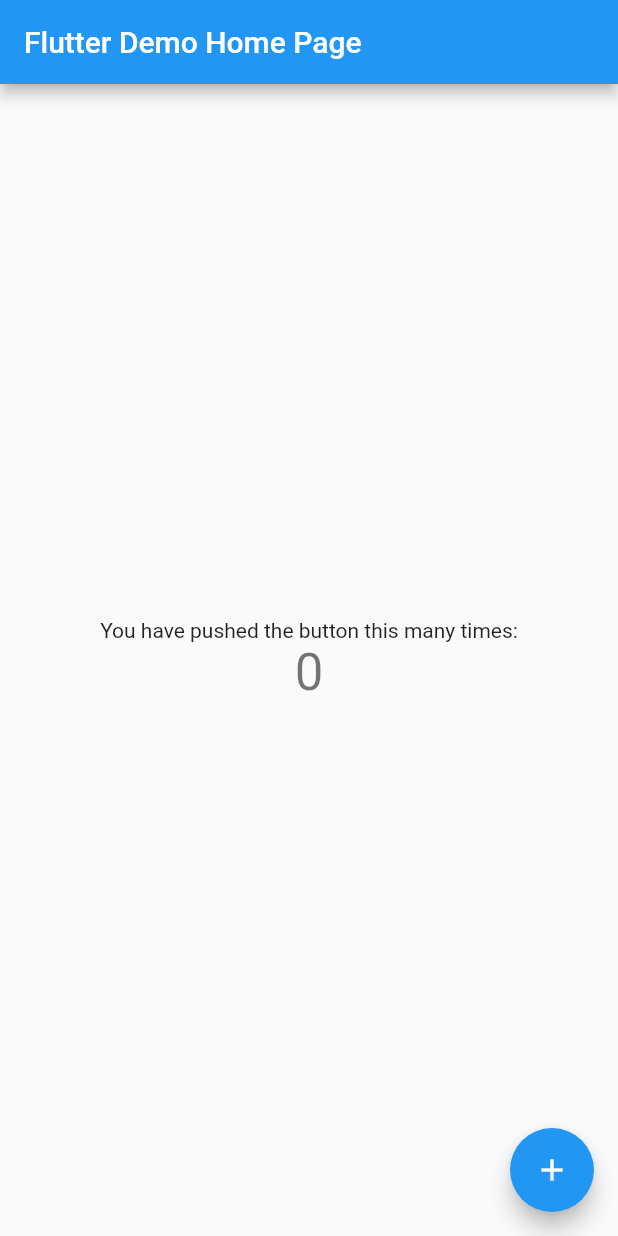
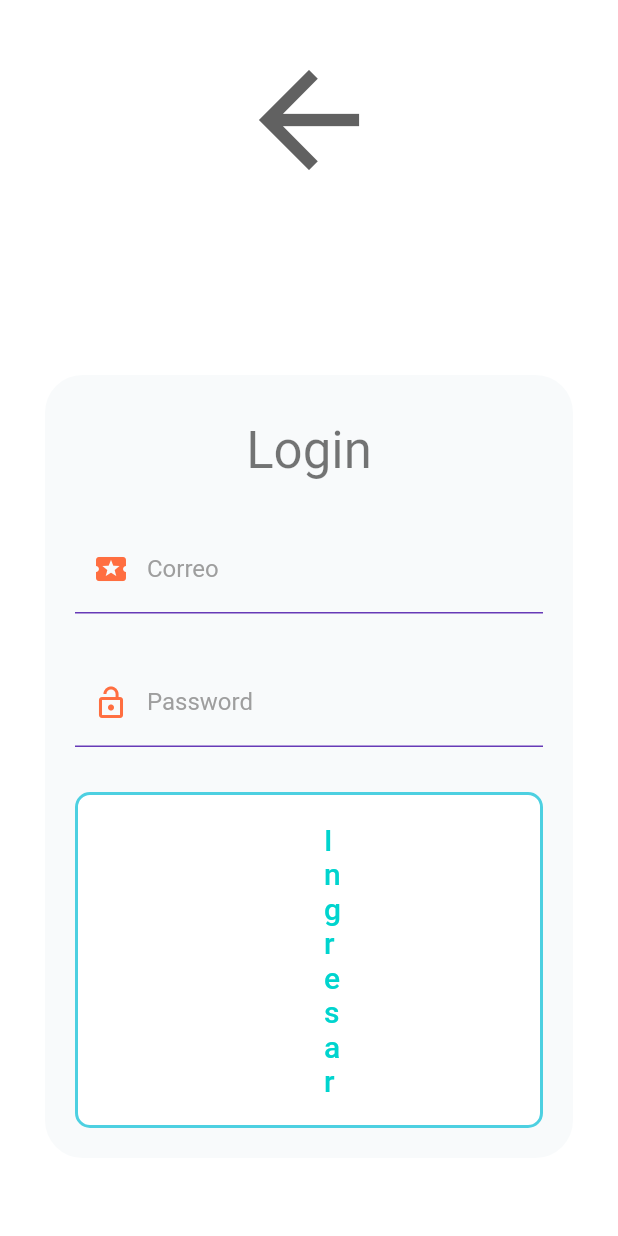
Before and after one commit to paoyomira/app_sucre, a Flutter app: the screen it shows after launch, on a phone screen of 412 x 824 dp. Run offline on Flutter 3.47's test engine with Material 2 defaults, Android fonts, the phone set to English and light mode, and no system bars.

Commit message:
cambios del login

```diff
--- a/lib/main.dart
+++ b/lib/main.dart
@@ -1,115 +1,23 @@
+import 'package:app_sucre/screens/home_screen.dart';
+import 'package:app_sucre/screens/login_screen.dart';
 import 'package:flutter/material.dart';
 
-void main() {
-  runApp(const MyApp());
-}
+void main() => runApp(MyApp());
 
 class MyApp extends StatelessWidget {
-  const MyApp({Key? key}) : super(key: key);
-
-  // This widget is the root of your application.
   @override
   Widget build(BuildContext context) {
     return MaterialApp(
-      title: 'Flutter Demo',
-      theme: ThemeData(
-        // This is the theme of your application.
-        //
-        // Try running your application with "flutter run". You'll see the
-        // application has a blue toolbar. Then, without quitting the app, try
-        // changing the primarySwatch below to Colors.green and then invoke
-        // "hot reload" (press "r" in the console where you ran "flutter run",
-        // or simply save your changes to "hot reload" in a Flutter IDE).
-        // Notice that the counter didn't reset back to zero; the application
-        // is not restarted.
-        primarySwatch: Colors.blue,
+      debugShowCheckedModeBanner: false,
+      title: 'Material App',
+      initialRoute: 'login',
+      routes: {
+        'login': (BuildContext context) => LoginScreen(),
+        'home': (BuildContext context) => HomePage(),
+      },
+      theme: ThemeData.light().copyWith(
+        scaffoldBackgroundColor: Colors.white,
       ),
-      home: const MyHomePage(title: 'Flutter Demo Home Page'),
     );
   }
 }
-
-class MyHomePage extends StatefulWidget {
-  const MyHomePage({Key? key, required this.title}) : super(key: key);
-
-  // This widget is the home page of your application. It is stateful, meaning
-  // that it has a State object (defined below) that contains fields that affect
-  // how it looks.
-
-  // This class is the configuration for the state. It holds the values (in this
-  // case the title) provided by the parent (in this case the App widget) and
-  // used by the build method of the State. Fields in a Widget subclass are
-  // always marked "final".
-
-  final String title;
-
-  @override
-  State<MyHomePage> createState() => _MyHomePageState();
-}
-
-class _MyHomePageState extends State<MyHomePage> {
-  int _counter = 0;
-
-  void _incrementCounter() {
-    setState(() {
-      // This call to setState tells the Flutter framework that something has
-      // changed in this State, which causes it to rerun the build method below
-      // so that the display can reflect the updated values. If we changed
-      // _counter without calling setState(), then the build method would not be
-      // called again, and so nothing would appear to happen.
-      _counter++;
-    });
-  }
-
-  @override
-  Widget build(BuildContext context) {
-    // This method is rerun every time setState is called, for instance as done
-    // by the _incrementCounter method above.
-    //
-    // The Flutter framework has been optimized to make rerunning build methods
-    // fast, so that you can just rebuild anything that needs updating rather
-    // than having to individually change instances of widgets.
-    return Scaffold(
-      appBar: AppBar(
-        // Here we take the value from the MyHomePage object that was created by
-        // the App.build method, and use it to set our appbar title.
-        title: Text(widget.title),
-      ),
-      body: Center(
-        // Center is a layout widget. It takes a single child and positions it
-        // in the middle of the parent.
-        child: Column(
-          // Column is also a layout widget. It takes a list of children and
-          // arranges them vertically. By default, it sizes itself to fit its
-          // children horizontally, and tries to be as tall as its parent.
-          //
-          // Invoke "debug painting" (press "p" in the console, choose the
-          // "Toggle Debug Paint" action from the Flutter Inspector in Android
-          // Studio, or the "Toggle Debug Paint" command in Visual Studio Code)
-          // to see the wireframe for each widget.
-          //
-          // Column has various properties to control how it sizes itself and
-          // how it positions its children. Here we use mainAxisAlignment to
-          // center the children vertically; the main axis here is the vertical
-          // axis because Columns are vertical (the cross axis would be
-          // horizontal).
-          mainAxisAlignment: MainAxisAlignment.center,
-          children: <Widget>[
-            const Text(
-              'You have pushed the button this many times:',
-            ),
-            Text(
-              '$_counter',
-              style: Theme.of(context).textTheme.headline4,
-            ),
-          ],
-        ),
-      ),
-      floatingActionButton: FloatingActionButton(
-        onPressed: _incrementCounter,
-        tooltip: 'Increment',
-        child: const Icon(Icons.add),
-      ), // This trailing comma makes auto-formatting nicer for build methods.
-    );
-  }
-}
--- /dev/null
+++ b/lib/screens/home_screen.dart
@@ -0,0 +1,30 @@
+import 'package:flutter/material.dart';
+
+
+
+class HomePage extends StatelessWidget {
+
+
+
+  @override
+  Widget build(BuildContext context) {
+
+
+
+
+    return Scaffold(
+      appBar: AppBar(
+        title: Text('Home')
+      ),
+      body: Text('Hola'),
+
+    );
+  }
+
+
+
+
+
+
+
+}
--- /dev/null
+++ b/lib/screens/login_screen.dart
@@ -0,0 +1,90 @@
+import 'package:app_sucre/ui/input_decorations.dart';
+import 'package:app_sucre/widgets/card_container.dart';
+import 'package:flutter/material.dart';
+import 'package:app_sucre/widgets/widgets.dart';
+
+class LoginScreen extends StatelessWidget {
+  @override
+  Widget build(BuildContext context) {
+    return Scaffold(
+      body: AuthBackground(
+          child: SingleChildScrollView(
+        child: Column(
+          children: [
+            SizedBox(height: 250),
+            CardContainer(
+              child: Column(
+                children: [
+                  SizedBox(height: 10),
+                  Text('Login', style: Theme.of(context).textTheme.headline4),
+                  SizedBox(height: 30),
+                  _LoginForm(),
+                ],
+              ),
+            ),
+            SizedBox(height: 100),
+
+            Text('¿No tienes una cuenta?',
+                style: TextStyle(fontSize: 18, fontWeight: FontWeight.bold)),
+            SizedBox(height: 50),
+          ],
+        ),
+      )),
+    );
+  }
+}
+
+class _LoginForm extends StatelessWidget {
+  @override
+  Widget build(BuildContext context) {
+    return Container(
+      child: Form(
+        child: Column(
+          children: [
+            TextFormField(
+              autocorrect: false,
+              keyboardType: TextInputType.emailAddress,
+              decoration: InputDecorations.authInputDecoration(
+                hintText: 'admin@admin.com',
+                labelText: 'Correo',
+                prefixIcon: Icons.local_activity,
+              ),
+            ),
+            SizedBox(
+              height: 30,
+            ),
+            TextFormField(
+              autocorrect: false,
+              // obscureText: true,
+              keyboardType: TextInputType.emailAddress,
+              decoration: InputDecorations.authInputDecoration(
+                hintText: '*******',
+                labelText: 'Password',
+                prefixIcon: Icons.lock_open,
+              ),
+            ),
+            SizedBox(
+              height: 30,
+            ),
+
+            MaterialButton(
+                shape: RoundedRectangleBorder(
+                    borderRadius: BorderRadius.circular(10),
+                    side: BorderSide(color: Colors.cyan.shade300, width: 2) ),
+                disabledColor: Colors.grey,
+                elevation: 0,
+                color: Colors.white,
+                child: Container(
+                  padding: EdgeInsets.symmetric(horizontal: 150, vertical: 20),
+                  child: Text(
+                    'Ingresar',
+                    style: TextStyle(color: Color.fromRGBO(0, 212, 206, 1.0), fontSize: 20, fontWeight: FontWeight.w500),
+                  ),
+                ),
+                onPressed: () {})
+          ],
+        ),
+      ),
+    );
+  }
+}
--- /dev/null
+++ b/lib/ui/input_decorations.dart
@@ -0,0 +1,26 @@
+import 'package:flutter/material.dart';
+
+class InputDecorations {
+  static InputDecoration authInputDecoration({
+    required String hintText,
+    required String labelText,
+    IconData? prefixIcon
+  }) {
+    return InputDecoration(
+        enabledBorder: UnderlineInputBorder(
+          borderSide: BorderSide(color: Colors.deepPurple),
+        ),
+        focusedBorder: UnderlineInputBorder(
+          borderSide: BorderSide(color: Colors.deepOrange, width: 2),
+        ),
+        hintText: hintText,
+        labelText: labelText,
+        labelStyle: TextStyle(
+          color: Colors.grey,
+        ),
+        prefixIcon: prefixIcon != null
+            ? Icon(prefixIcon, color: Colors.deepOrangeAccent)
+            : null
+            );
+  }
+}
--- /dev/null
+++ b/lib/widgets/auth_background.dart
@@ -0,0 +1,36 @@
+import 'package:flutter/material.dart';
+
+class AuthBackground extends StatelessWidget {
+
+final Widget child;
+
+  const AuthBackground({Key? key, required this.child}) : super(key: key);
+
+  @override
+  Widget build(BuildContext context) {
+    return Container(
+      width: double.infinity,
+      height: double.infinity,
+      child: Stack(
+        children: [
+          HeaderIcon(),
+          this.child,
+        ],
+      ),
+    );
+  }
+}
+
+class HeaderIcon extends StatelessWidget {
+  @override
+  Widget build(BuildContext context) {
+    return SafeArea(
+      child: Container(
+          width: double.infinity,
+          margin: EdgeInsets.only(top: 30),
+          child: Icon(Icons.arrow_back,
+              color: Colors.grey.shade700,
+              size: 100)),
+    );
+  }
+}
--- /dev/null
+++ b/lib/widgets/card_container.dart
@@ -0,0 +1,32 @@
+import 'package:flutter/material.dart';
+
+class CardContainer extends StatelessWidget {
+  final Widget child;
+
+  const CardContainer({Key? key, required this.child}) : super(key: key);
+
+  @override
+  Widget build(BuildContext context) {
+    return Padding(
+      padding: EdgeInsets.symmetric(horizontal: 30),
+      child: Container(
+        width: double.infinity,
+        padding: EdgeInsets.all(20),
+        decoration: createCardShape(),
+        child: this.child,
+      ),
+    );
+  }
+
+  BoxDecoration createCardShape() => BoxDecoration(
+          color: Color.fromRGBO(248, 250, 251, 1.0),
+          borderRadius: BorderRadius.circular(25),
+          // boxShadow: [
+          //   BoxShadow(
+          //     color: Colors.black12,
+          //     blurRadius: 15,
+          //     offset: Offset(10, 0),
+          //   )
+          // ]
+          );
+}
--- /dev/null
+++ b/lib/widgets/widgets.dart
@@ -0,0 +1,2 @@
+export 'package:app_sucre/widgets/auth_background.dart';
+import 'package:app_sucre/widgets/card_container.dart';
```
